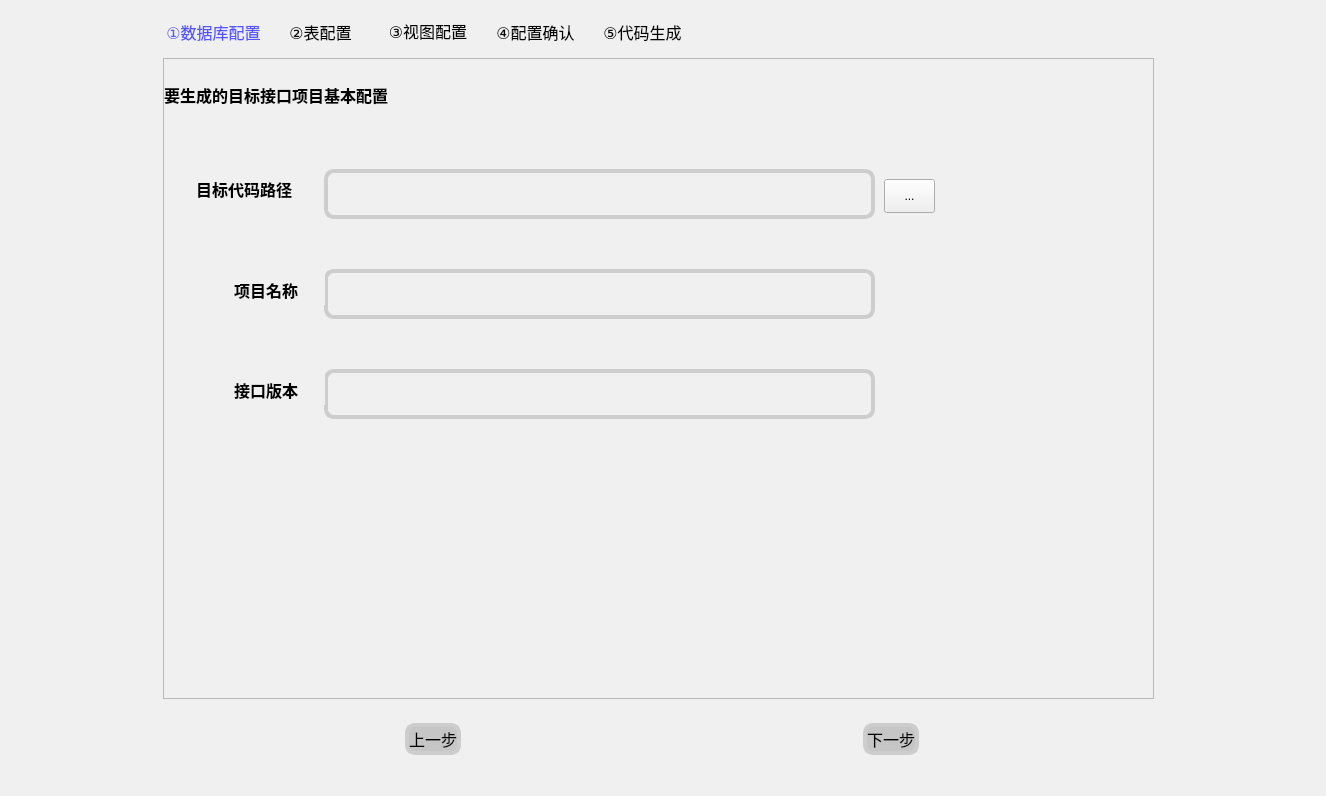
Above: app/ui/MainWindow.ui from ncepu-iDealStudio/Flask_RESTfulAPI_Codegen_Application before the change. Below: the same form after it.
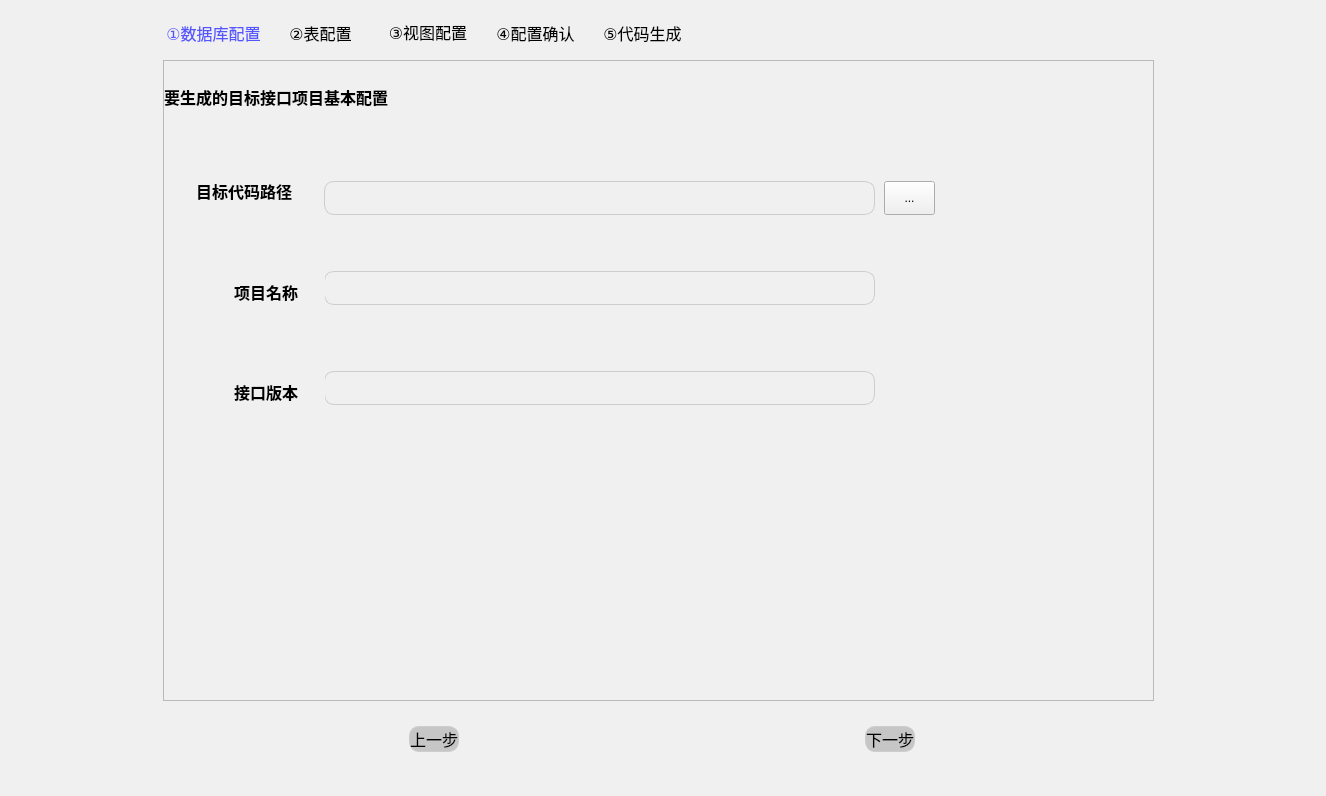
That is the form after the change. The open tabs and pages were chosen to show the change. Icons and pictures are not drawn.

Diff of the .ui file:
```diff
--- a/app/ui/MainWindow.ui
+++ b/app/ui/MainWindow.ui
@@ -25,7 +25,7 @@
 {
     background-color:rgba(198,198,198);/*背景色*/
     border-style:solid;/*边框样式 solid实线 none无边框 inset/outset 3D边框*/
-    border-width:4px; /*边框宽度像素*/
+    border-width:1px; /*边框宽度像素*/
     border-radius:10px;/*边框圆角半径像素*/
     border-color:rgba(205,205,205);/*边框颜色*/
     font-size:12pt;/*字体 字体大小*/
@@ -49,10 +49,9 @@
 QLineEdit
 {
     background-color:rgb(240,240,240);/*背景色*/
-    min-height:30px; /*最小高度*/
-    min-width:180px; /*最小宽度*/
+	height:20px;
     border-style:solid;/*边框样式 solid实线 none无边框 inset/outset 3D边框*/
-    border-width:4px; /*边框宽度像素*/
+    border-width:1px; /*边框宽度像素*/
     border-radius:10px;/*边框圆角半径像素*/
     border-color:rgba(205,205,205);/*边框颜色*/
     font-size:12pt;/*字体 字体大小*/
@@ -69,10 +68,9 @@
     background-color:rgb(240,240,240);
     color: black;/*字体颜色*/
     border-style:solid;/*边框样式 solid实线 none无边框 inset/outset 3D边框*/
-    border-width:4px;/*边框宽度像素*/
+    border-width:1px;/*边框宽度像素*/
     border-radius:10px;/*边框圆角半径像素*/
     border-color:rgba(205,205,205);/*边框颜色*/
-    min-height:35px; /*最小高度*/
     font-size:12pt;
 }
 /*向下的三角形箭头样式*/
@@ -1610,7 +1608,7 @@
               <x>160</x>
               <y>210</y>
               <width>551</width>
-              <height>50</height>
+              <height>34</height>
              </rect>
             </property>
            </widget>
@@ -1620,7 +1618,7 @@
               <x>160</x>
               <y>310</y>
               <width>551</width>
-              <height>50</height>
+              <height>34</height>
              </rect>
             </property>
            </widget>
@@ -1683,9 +1681,9 @@
             <property name="geometry">
              <rect>
               <x>160</x>
-              <y>110</y>
+              <y>120</y>
               <width>551</width>
-              <height>50</height>
+              <height>34</height>
              </rect>
             </property>
            </widget>
```
